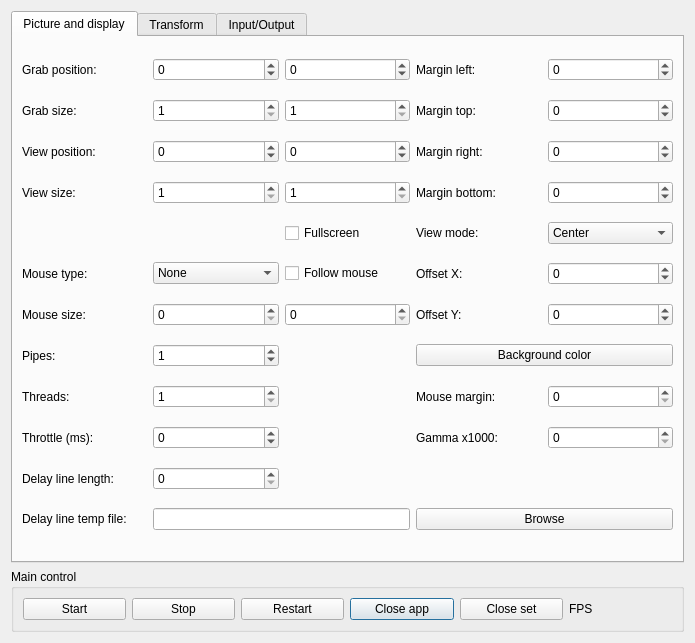
This is winsettings.ui in andrzejlisek/LivePic as Qt 5 draws it before an edit. The edited form follows.
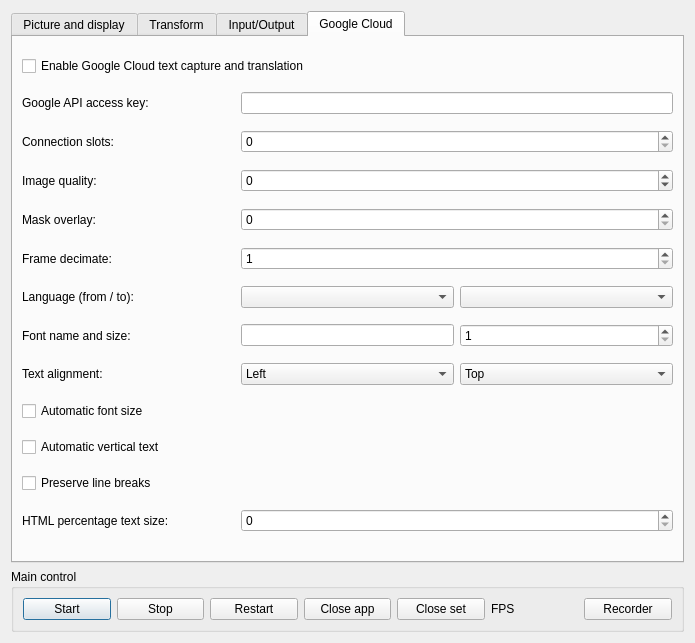
This is the edited form. The open tabs and pages were chosen to show the change.

Commit message: Google OCR and translate, recorder

```diff
--- a/winsettings.ui
+++ b/winsettings.ui
@@ -21,6 +21,13 @@
      </property>
      <layout class="QGridLayout" name="gridLayout_2">
       <item row="0" column="3">
+       <widget class="QPushButton" name="MainRestart">
+        <property name="text">
+         <string>Restart</string>
+        </property>
+       </widget>
+      </item>
+      <item row="0" column="5">
        <widget class="QPushButton" name="MainClose">
         <property name="text">
          <string>Close app</string>
@@ -28,20 +35,20 @@
        </widget>
       </item>
       <item row="0" column="2">
-       <widget class="QPushButton" name="MainRestart">
+       <widget class="QPushButton" name="MainStop">
         <property name="text">
-         <string>Restart</string>
+         <string>Stop</string>
         </property>
        </widget>
       </item>
-      <item row="0" column="4">
+      <item row="0" column="6">
        <widget class="QPushButton" name="MainClose0">
         <property name="text">
          <string>Close set</string>
         </property>
        </widget>
       </item>
-      <item row="0" column="5">
+      <item row="0" column="8">
        <widget class="QLabel" name="MainFPS">
         <property name="text">
          <string>FPS</string>
@@ -49,17 +56,20 @@
        </widget>
       </item>
       <item row="0" column="1">
-       <widget class="QPushButton" name="MainStop">
-        <property name="text">
-         <string>Stop</string>
-        </property>
-       </widget>
-      </item>
-      <item row="0" column="0">
        <widget class="QPushButton" name="MainStart">
         <property name="text">
          <string>Start</string>
         </property>
+        <property name="default">
+         <bool>true</bool>
+        </property>
+       </widget>
+      </item>
+      <item row="0" column="9">
+       <widget class="QPushButton" name="MainRecorder">
+        <property name="text">
+         <string>Recorder</string>
+        </property>
        </widget>
       </item>
      </layout>
@@ -2529,6 +2539,230 @@
          </property>
         </widget>
        </item>
+       <item row="2" column="0">
+        <widget class="QCheckBox" name="OnTopRecorderC">
+         <property name="text">
+          <string>Recorder window on top</string>
+         </property>
+        </widget>
+       </item>
+      </layout>
+     </widget>
+     <widget class="QWidget" name="Tab5">
+      <attribute name="title">
+       <string>Google Cloud</string>
+      </attribute>
+      <layout class="QGridLayout" name="gridLayout_25">
+       <item row="1" column="0">
+        <widget class="QLabel" name="GoogleKeyL">
+         <property name="text">
+          <string>Google API access key:</string>
+         </property>
+        </widget>
+       </item>
+       <item row="10" column="0" colspan="3">
+        <widget class="QCheckBox" name="GoogleTextRotate">
+         <property name="text">
+          <string>Automatic vertical text</string>
+         </property>
+        </widget>
+       </item>
+       <item row="5" column="1" colspan="2">
+        <widget class="QSpinBox" name="GoogleDecimateT">
+         <property name="minimum">
+          <number>1</number>
+         </property>
+         <property name="maximum">
+          <number>1000</number>
+         </property>
+        </widget>
+       </item>
+       <item row="3" column="1" colspan="2">
+        <widget class="QSpinBox" name="GoogleImageQualityT">
+         <property name="minimum">
+          <number>-1</number>
+         </property>
+         <property name="maximum">
+          <number>100</number>
+         </property>
+        </widget>
+       </item>
+       <item row="7" column="0">
+        <widget class="QLabel" name="GoogleFontL">
+         <property name="text">
+          <string>Font name and size:</string>
+         </property>
+        </widget>
+       </item>
+       <item row="11" column="0" colspan="3">
+        <widget class="QCheckBox" name="GoogleLinesT">
+         <property name="text">
+          <string>Preserve line breaks</string>
+         </property>
+        </widget>
+       </item>
+       <item row="12" column="0">
+        <widget class="QLabel" name="GoogleCaptureTextSizeL">
+         <property name="text">
+          <string>HTML percentage text size:</string>
+         </property>
+        </widget>
+       </item>
+       <item row="8" column="1">
+        <widget class="QComboBox" name="GoogleAlignH">
+         <item>
+          <property name="text">
+           <string>Left</string>
+          </property>
+         </item>
+         <item>
+          <property name="text">
+           <string>Center</string>
+          </property>
+         </item>
+         <item>
+          <property name="text">
+           <string>Right</string>
+          </property>
+         </item>
+         <item>
+          <property name="text">
+           <string>Justify</string>
+          </property>
+         </item>
+        </widget>
+       </item>
+       <item row="7" column="2">
+        <widget class="QSpinBox" name="GoogleFontSizeT">
+         <property name="sizePolicy">
+          <sizepolicy hsizetype="Preferred" vsizetype="Fixed">
+           <horstretch>0</horstretch>
+           <verstretch>0</verstretch>
+          </sizepolicy>
+         </property>
+         <property name="minimum">
+          <number>1</number>
+         </property>
+         <property name="maximum">
+          <number>1000</number>
+         </property>
+        </widget>
+       </item>
+       <item row="1" column="1" colspan="2">
+        <widget class="QLineEdit" name="GoogleKeyT"/>
+       </item>
+       <item row="0" column="0" colspan="3">
+        <widget class="QCheckBox" name="GoogleEnableT">
+         <property name="text">
+          <string>Enable Google Cloud text capture and translation</string>
+         </property>
+        </widget>
+       </item>
+       <item row="4" column="1" colspan="2">
+        <widget class="QSpinBox" name="GoogleMaskOverlayT">
+         <property name="maximum">
+          <number>1000</number>
+         </property>
+        </widget>
+       </item>
+       <item row="4" column="0">
+        <widget class="QLabel" name="GoogleMaskOverlayL">
+         <property name="text">
+          <string>Mask overlay:</string>
+         </property>
+        </widget>
+       </item>
+       <item row="6" column="0">
+        <widget class="QLabel" name="GoogleLangL">
+         <property name="text">
+          <string>Language (from / to):</string>
+         </property>
+        </widget>
+       </item>
+       <item row="9" column="0" colspan="3">
+        <widget class="QCheckBox" name="GoogleFontAutoT">
+         <property name="text">
+          <string>Automatic font size</string>
+         </property>
+        </widget>
+       </item>
+       <item row="8" column="2">
+        <widget class="QComboBox" name="GoogleAlignV">
+         <item>
+          <property name="text">
+           <string>Top</string>
+          </property>
+         </item>
+         <item>
+          <property name="text">
+           <string>Middle</string>
+          </property>
+         </item>
+         <item>
+          <property name="text">
+           <string>Bottom</string>
+          </property>
+         </item>
+        </widget>
+       </item>
+       <item row="8" column="0">
+        <widget class="QLabel" name="GoogleAlignL">
+         <property name="text">
+          <string>Text alignment:</string>
+         </property>
+        </widget>
+       </item>
+       <item row="6" column="2">
+        <widget class="QComboBox" name="GoogleLangDstT"/>
+       </item>
+       <item row="6" column="1">
+        <widget class="QComboBox" name="GoogleLangSrcT"/>
+       </item>
+       <item row="7" column="1">
+        <widget class="QLineEdit" name="GoogleFontNameT">
+         <property name="sizePolicy">
+          <sizepolicy hsizetype="Preferred" vsizetype="Fixed">
+           <horstretch>0</horstretch>
+           <verstretch>0</verstretch>
+          </sizepolicy>
+         </property>
+        </widget>
+       </item>
+       <item row="5" column="0">
+        <widget class="QLabel" name="GoogleDecimateL">
+         <property name="text">
+          <string>Frame decimate:</string>
+         </property>
+        </widget>
+       </item>
+       <item row="12" column="1" colspan="2">
+        <widget class="QSpinBox" name="GoogleCaptureTextSizeT">
+         <property name="maximum">
+          <number>200</number>
+         </property>
+        </widget>
+       </item>
+       <item row="3" column="0">
+        <widget class="QLabel" name="GoogleImageQualityL">
+         <property name="text">
+          <string>Image quality:</string>
+         </property>
+        </widget>
+       </item>
+       <item row="2" column="0">
+        <widget class="QLabel" name="GoogleSlotCountL">
+         <property name="text">
+          <string>Connection slots:</string>
+         </property>
+        </widget>
+       </item>
+       <item row="2" column="1" colspan="2">
+        <widget class="QSpinBox" name="GoogleSlotCountT">
+         <property name="maximum">
+          <number>1000000</number>
+         </property>
+        </widget>
+       </item>
       </layout>
      </widget>
     </widget>
```
Left out of the diff: 262 changed lines with no effect on the pictures. The commit also changes 27 other files.
